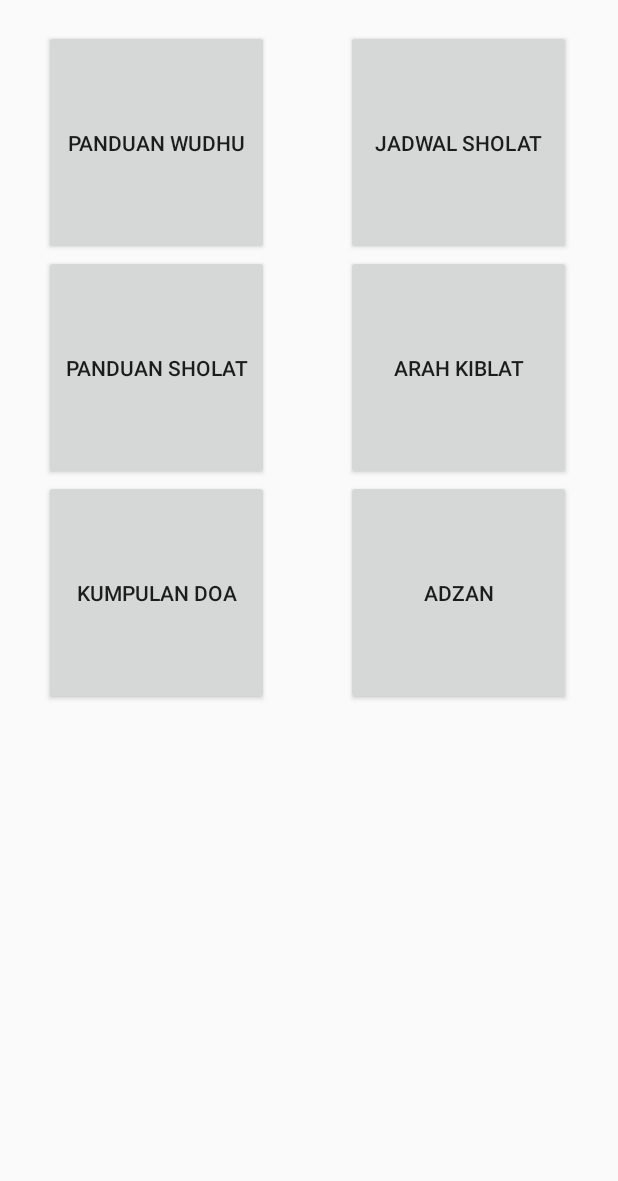
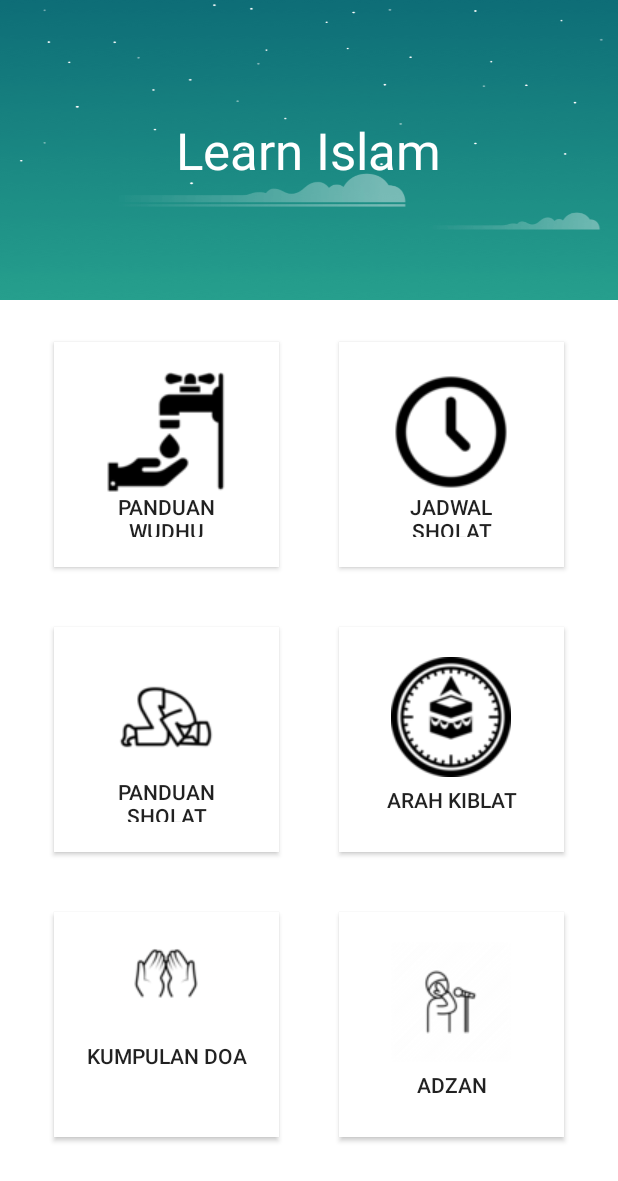
Before and after one commit to lutzid/FP_Tekber_05111740000007, an Android app: the layout activity_main.xml on its own in the app's theme, with its tools: preview values and no code run, on a phone screen of 412 x 824 dp. Shown: the top 1181 px of the screen. Run offline under Robolectric (Android 15) with nearby library versions, the phone set to English and light mode, and no system bars.

Commit message:
update main activity ui

```diff
--- a/app/src/main/java/com/example/zidan/learnislam/JadwalActivity.java
+++ b/app/src/main/java/com/example/zidan/learnislam/JadwalActivity.java
@@ -44,8 +44,8 @@ public class JadwalActivity extends AppCompatActivity {
         super.onCreate(savedInstanceState);
         setContentView(R.layout.activity_jadwal);
 
-        getSupportActionBar().setTitle("Jadwal Sholat");
-        getSupportActionBar().setDisplayHomeAsUpEnabled(true);
+//        getSupportActionBar().setTitle("Jadwal Sholat");
+//        getSupportActionBar().setDisplayHomeAsUpEnabled(true);
 
         tv_lokasi_value = findViewById(R.id.tv_lokasi_value);
         tv_fajr_value = findViewById(R.id.tv_fajr_value);
@@ -76,16 +76,16 @@ public class JadwalActivity extends AppCompatActivity {
         });
     }
 
-    @Override
-    public boolean onOptionsItemSelected(MenuItem item) {
-
-        int id = item.getItemId();
-        if (id == android.R.id.home) {
-            finish();
-        }
-
-        return super.onOptionsItemSelected(item);
-    }
+//    @Override
+//    public boolean onOptionsItemSelected(MenuItem item) {
+//
+//        int id = item.getItemId();
+//        if (id == android.R.id.home) {
+//            finish();
+//        }
+//
+//        return super.onOptionsItemSelected(item);
+//    }
 
     public String currentLocation(double lat, double lon){
         String currentCity = "";
--- a/app/src/main/java/com/example/zidan/learnislam/KiblatActivity.java
+++ b/app/src/main/java/com/example/zidan/learnislam/KiblatActivity.java
@@ -25,8 +25,8 @@ public class KiblatActivity extends AppCompatActivity implements SensorEventList
         super.onCreate(savedInstanceState);
         setContentView(R.layout.activity_kiblat);
 
-        getSupportActionBar().setTitle("Arah Kiblat");
-        getSupportActionBar().setDisplayHomeAsUpEnabled(true);
+//        getSupportActionBar().setTitle("Arah Kiblat");
+//        getSupportActionBar().setDisplayHomeAsUpEnabled(true);
 
         kiblat_kompas = findViewById(R.id.kiblat_kompas);
 
@@ -40,16 +40,16 @@ public class KiblatActivity extends AppCompatActivity implements SensorEventList
         }
     }
 
-    @Override
-    public boolean onOptionsItemSelected(MenuItem item) {
-
-        int id = item.getItemId();
-        if (id == android.R.id.home) {
-            finish();
-        }
-
-        return super.onOptionsItemSelected(item);
-    }
+//    @Override
+//    public boolean onOptionsItemSelected(MenuItem item) {
+//
+//        int id = item.getItemId();
+//        if (id == android.R.id.home) {
+//            finish();
+//        }
+//
+//        return super.onOptionsItemSelected(item);
+//    }
 
     @Override
     public void onSensorChanged(SensorEvent event){
--- a/app/src/main/java/com/example/zidan/learnislam/SholatActivity.java
+++ b/app/src/main/java/com/example/zidan/learnislam/SholatActivity.java
@@ -11,18 +11,18 @@ public class SholatActivity extends AppCompatActivity {
         super.onCreate(savedInstanceState);
         setContentView(R.layout.activity_sholat);
 
-        getSupportActionBar().setTitle("Panduan Sholat");
-        getSupportActionBar().setDisplayHomeAsUpEnabled(true);
+//        getSupportActionBar().setTitle("Panduan Sholat");
+//        getSupportActionBar().setDisplayHomeAsUpEnabled(true);
     }
 
-    @Override
-    public boolean onOptionsItemSelected(MenuItem item) {
-
-        int id = item.getItemId();
-        if (id == android.R.id.home) {
-            finish();
-        }
-
-        return super.onOptionsItemSelected(item);
-    }
+//    @Override
+//    public boolean onOptionsItemSelected(MenuItem item) {
+//
+//        int id = item.getItemId();
+//        if (id == android.R.id.home) {
+//            finish();
+//        }
+//
+//        return super.onOptionsItemSelected(item);
+//    }
 }
--- a/app/src/main/java/com/example/zidan/learnislam/WudhuActivity.java
+++ b/app/src/main/java/com/example/zidan/learnislam/WudhuActivity.java
@@ -11,18 +11,18 @@ public class WudhuActivity extends AppCompatActivity {
         super.onCreate(savedInstanceState);
         setContentView(R.layout.activity_wudhu);
 
-        getSupportActionBar().setTitle("Panduan Wudhu");
-        getSupportActionBar().setDisplayHomeAsUpEnabled(true);
+//        getSupportActionBar().setTitle("Panduan Wudhu");
+//        getSupportActionBar().setDisplayHomeAsUpEnabled(true);
     }
 
-    @Override
-    public boolean onOptionsItemSelected(MenuItem item) {
-
-        int id = item.getItemId();
-        if (id == android.R.id.home) {
-            finish();
-        }
-
-        return super.onOptionsItemSelected(item);
-    }
+//    @Override
+//    public boolean onOptionsItemSelected(MenuItem item) {
+//
+//        int id = item.getItemId();
+//        if (id == android.R.id.home) {
+//            finish();
+//        }
+//
+//        return super.onOptionsItemSelected(item);
+//    }
 }
--- a/app/src/main/res/layout/activity_main.xml
+++ b/app/src/main/res/layout/activity_main.xml
@@ -1,70 +1,142 @@
 <?xml version="1.0" encoding="utf-8"?>
-<RelativeLayout xmlns:android="http://schemas.android.com/apk/res/android"
-    xmlns:app="http://schemas.android.com/apk/res-auto"
-    xmlns:tools="http://schemas.android.com/tools"
+<LinearLayout
+    xmlns:android="http://schemas.android.com/apk/res/android"
     android:layout_width="match_parent"
     android:layout_height="match_parent"
-    tools:context=".MainActivity">
+    android:background="#fff"
+    android:orientation="vertical">
 
+    <RelativeLayout
+        android:layout_width="match_parent"
+        android:layout_height="200dp"
+        android:layout_gravity="center">
+
+        <ImageView
+            android:id="@+id/greeting_img"
+            android:layout_width="match_parent"
+            android:layout_height="200dp"
+            android:src="@drawable/img_default_half_night"
+            android:scaleType="fitXY"/>
+
+        <TextView
+            android:layout_width="wrap_content"
+            android:layout_height="wrap_content"
+            android:text="Learn Islam"
+            android:textColor="@android:color/white"
+            android:textSize="34sp"
+            android:layout_centerInParent="true"/>
+
+        <RelativeLayout
+            android:layout_width="wrap_content"
+            android:layout_height="wrap_content"
+            android:layout_alignParentBottom="true">
+        </RelativeLayout>
+
+    </RelativeLayout>
+
+    <ScrollView
+        android:layout_width="match_parent"
+        android:layout_height="match_parent">
+
+        <LinearLayout
+            android:layout_width="fill_parent"
+            android:layout_height="fill_parent"
+            android:orientation="vertical"
+            android:padding="8.0dip">
+
+            <LinearLayout
+                android:layout_width="match_parent"
+                android:layout_height="match_parent"
+                android:gravity="center"
+                android:orientation="vertical">
+
+                <LinearLayout
+                    android:layout_width="match_parent"
+                    android:layout_height="wrap_content"
+                    android:gravity="center"
+                    android:orientation="horizontal">
 
                     <Button
                         android:id="@+id/wudhu"
                         android:layout_width="150dp"
                         android:layout_height="150dp"
-        android:layout_alignParentStart="true"
-        android:layout_alignParentLeft="true"
-        android:layout_alignParentTop="true"
-        android:layout_marginStart="29dp"
-        android:layout_marginLeft="29dp"
-        android:layout_marginTop="20dp"
-        android:text="Panduan Wudhu" />
+                        android:padding="20dp"
+                        android:drawableTop="@drawable/btn_wudhu"
+                        android:text="Panduan Wudhu"
+                        android:layout_margin="20dp"
+                        android:background="@android:color/white" />
 
                     <Button
                         android:id="@+id/jadwal"
                         android:layout_width="150dp"
                         android:layout_height="150dp"
-        android:layout_alignBottom="@+id/wudhu"
-        android:layout_alignParentEnd="true"
-        android:layout_alignParentRight="true"
-        android:layout_marginEnd="31dp"
-        android:layout_marginRight="30dp"
-        android:text="Jadwal Sholat" />
+                        android:padding="20dp"
+                        android:drawableTop="@drawable/btn_jadwal"
+                        android:text="Jadwal Sholat"
+                        android:layout_margin="20dp"
+                        android:background="@android:color/white" />
+
+                </LinearLayout>
+
+                <LinearLayout
+                    android:layout_width="match_parent"
+                    android:layout_height="wrap_content"
+                    android:gravity="center"
+                    android:orientation="horizontal">
 
                     <Button
                         android:id="@+id/sholat"
                         android:layout_width="150dp"
                         android:layout_height="150dp"
-        android:layout_below="@+id/wudhu"
-        android:layout_alignStart="@+id/wudhu"
-        android:layout_marginStart="0dp"
-        android:text="Panduan Sholat" />
+                        android:padding="20dp"
+                        android:drawableTop="@drawable/btn_shalat"
+                        android:text="Panduan Sholat"
+                        android:layout_margin="20dp"
+                        android:background="@android:color/white" />
 
                     <Button
                         android:id="@+id/kiblat"
                         android:layout_width="150dp"
                         android:layout_height="150dp"
-        android:layout_below="@+id/jadwal"
-        android:layout_alignStart="@+id/jadwal"
-        android:layout_alignBottom="@+id/sholat"
-        android:layout_marginStart="0dp"
-        android:text="Arah Kiblat" />
+                        android:padding="20dp"
+                        android:drawableTop="@drawable/btn_compass"
+                        android:text="Arah Kiblat"
+                        android:layout_margin="20dp"
+                        android:background="@android:color/white" />
+
+                </LinearLayout>
+
+                <LinearLayout
+                    android:layout_width="match_parent"
+                    android:layout_height="wrap_content"
+                    android:gravity="center"
+                    android:orientation="horizontal">
 
                     <Button
                         android:id="@+id/doa"
                         android:layout_width="150dp"
                         android:layout_height="150dp"
-        android:layout_below="@+id/sholat"
-        android:layout_alignStart="@+id/wudhu"
-        android:layout_marginStart="0dp"
-        android:text="Kumpulan doa" />
+                        android:padding="20dp"
+                        android:drawableTop="@drawable/btn_doa"
+                        android:text="Kumpulan doa"
+                        android:layout_margin="20dp"
+                        android:background="@android:color/white" />
 
                     <Button
                         android:id="@+id/adzan"
                         android:layout_width="150dp"
                         android:layout_height="150dp"
-        android:layout_below="@+id/kiblat"
-        android:layout_alignStart="@+id/jadwal"
-        android:layout_alignBottom="@+id/doa"
-        android:text="Adzan" />
+                        android:padding="20dp"
+                        android:drawableTop="@drawable/btn_adzan"
+                        android:text="Adzan"
+                        android:layout_margin="20dp"
+                        android:background="@android:color/white" />
+                </LinearLayout>
 
-</RelativeLayout>
+            </LinearLayout>
+
+        </LinearLayout>
+
+    </ScrollView>
+
+</LinearLayout>
--- a/app/src/main/res/values/styles.xml
+++ b/app/src/main/res/values/styles.xml
@@ -1,7 +1,7 @@
 <resources>
 
     <!-- Base application theme. -->
-    <style name="AppTheme" parent="Theme.AppCompat.Light.DarkActionBar">
+    <style name="AppTheme" parent="Theme.AppCompat.Light.NoActionBar">
         <!-- Customize your theme here. -->
         <item name="colorPrimary">@color/colorPrimary</item>
         <item name="colorPrimaryDark">@color/colorPrimaryDark</item>
--- a/build.gradle
+++ b/build.gradle
@@ -7,7 +7,7 @@ buildscript {
         jcenter()
     }
     dependencies {
-        classpath 'com.android.tools.build:gradle:3.2.0'
+        classpath 'com.android.tools.build:gradle:3.6.2'
 
 
         // NOTE: Do not place your application dependencies here; they belong
```
Also changed, not shown: app/src/main/res/drawable/btn_adzan.png (added), app/src/main/res/drawable/btn_compass.png (added), app/src/main/res/drawable/btn_doa.png (added), app/src/main/res/drawable/btn_jadwal.png (added), app/src/main/res/drawable/btn_shalat.png (added), app/src/main/res/drawable/btn_wudhu.png (added), app/src/main/res/drawable/img_default_half_night.png (added), gradle/wrapper/gradle-wrapper.properties. Lines whose indentation alone changed are shown as unchanged.
